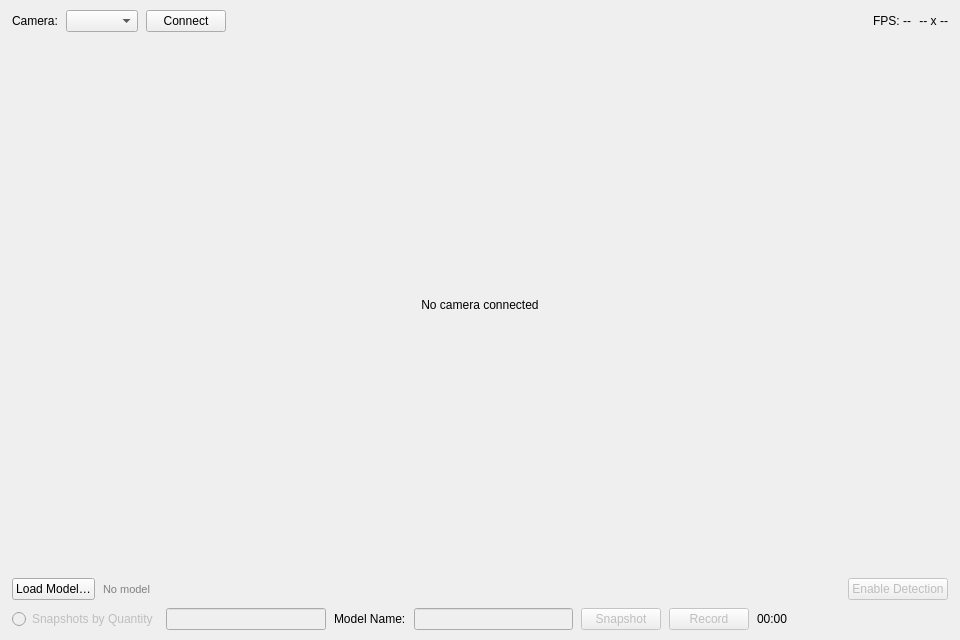
The window that src/views/ui/camera_view_widget.ui (joeescarcega8879/Light-Microscope) describes before a commit, drawn with Qt 5.
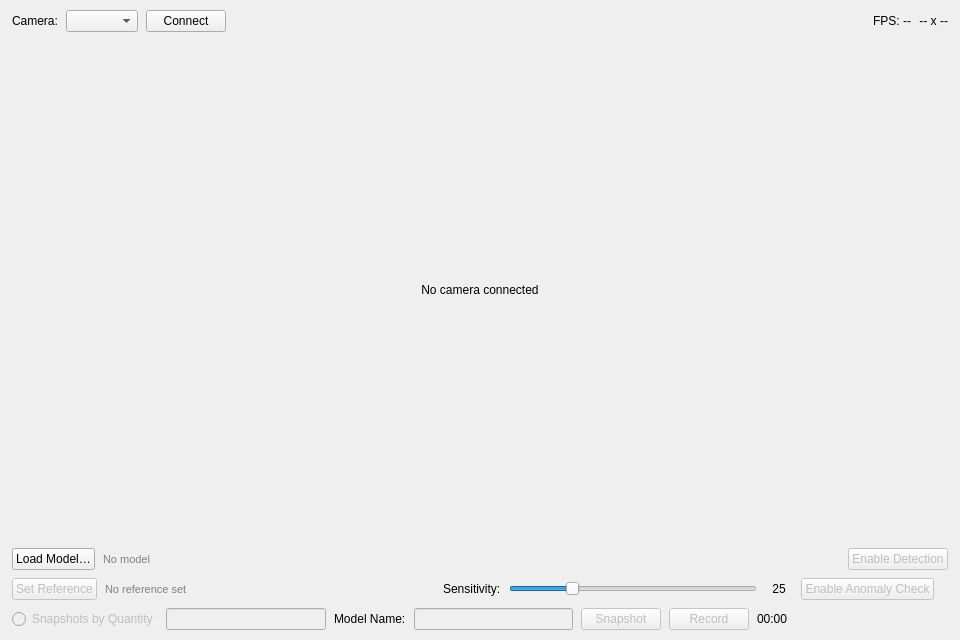
The same window after the commit.

Patch:
```diff
--- a/src/views/ui/camera_view_widget.ui
+++ b/src/views/ui/camera_view_widget.ui
@@ -154,6 +154,67 @@
      </layout>
     </item>
 
+    <!-- reference / anomaly bar -->
+    <item>
+     <layout class="QHBoxLayout" name="referenceBarLayout">
+      <property name="spacing"><number>8</number></property>
+      <item>
+       <widget class="QPushButton" name="btnSetReference">
+        <property name="text"><string>Set Reference</string></property>
+        <property name="enabled"><bool>false</bool></property>
+        <property name="toolTip"><string>Capture current frame + detections as the known-good baseline</string></property>
+       </widget>
+      </item>
+      <item>
+       <widget class="QLabel" name="lblReferenceStatus">
+        <property name="text"><string>No reference set</string></property>
+        <property name="styleSheet"><string>color: gray; font-size: 11px;</string></property>
+       </widget>
+      </item>
+      <item>
+       <spacer name="referenceSpacer">
+        <property name="orientation"><enum>Qt::Orientation::Horizontal</enum></property>
+        <property name="sizeHint" stdset="0"><size><width>40</width><height>20</height></size></property>
+       </spacer>
+      </item>
+      <item>
+       <widget class="QLabel" name="lblAnomalySensCaption">
+        <property name="text"><string>Sensitivity:</string></property>
+       </widget>
+      </item>
+      <item>
+       <widget class="QSlider" name="sliderAnomalySensitivity">
+        <property name="toolTip"><string>Pixel difference threshold for anomaly detection (1 = most sensitive, 100 = least)</string></property>
+        <property name="minimum"><number>1</number></property>
+        <property name="maximum"><number>100</number></property>
+        <property name="value"><number>25</number></property>
+        <property name="orientation"><enum>Qt::Orientation::Horizontal</enum></property>
+       </widget>
+      </item>
+      <item>
+       <widget class="QLabel" name="lblAnomalySensitivityValue">
+        <property name="minimumSize"><size><width>28</width><height>0</height></size></property>
+        <property name="text"><string>25</string></property>
+        <property name="alignment"><set>Qt::AlignmentFlag::AlignCenter</set></property>
+       </widget>
+      </item>
+      <item>
+       <widget class="QPushButton" name="btnToggleAnomalyCheck">
+        <property name="text"><string>Enable Anomaly Check</string></property>
+        <property name="checkable"><bool>true</bool></property>
+        <property name="enabled"><bool>false</bool></property>
+        <property name="toolTip"><string>Compare live detections against the captured reference</string></property>
+       </widget>
+      </item>
+      <item>
+       <widget class="QLabel" name="lblAnomalyStats">
+        <property name="text"><string/></property>
+        <property name="styleSheet"><string>font-size: 11px;</string></property>
+       </widget>
+      </item>
+     </layout>
+    </item>
+
     <item>
      <layout class="QHBoxLayout" name="bottomBarLayout">
      <property name="spacing">
```
